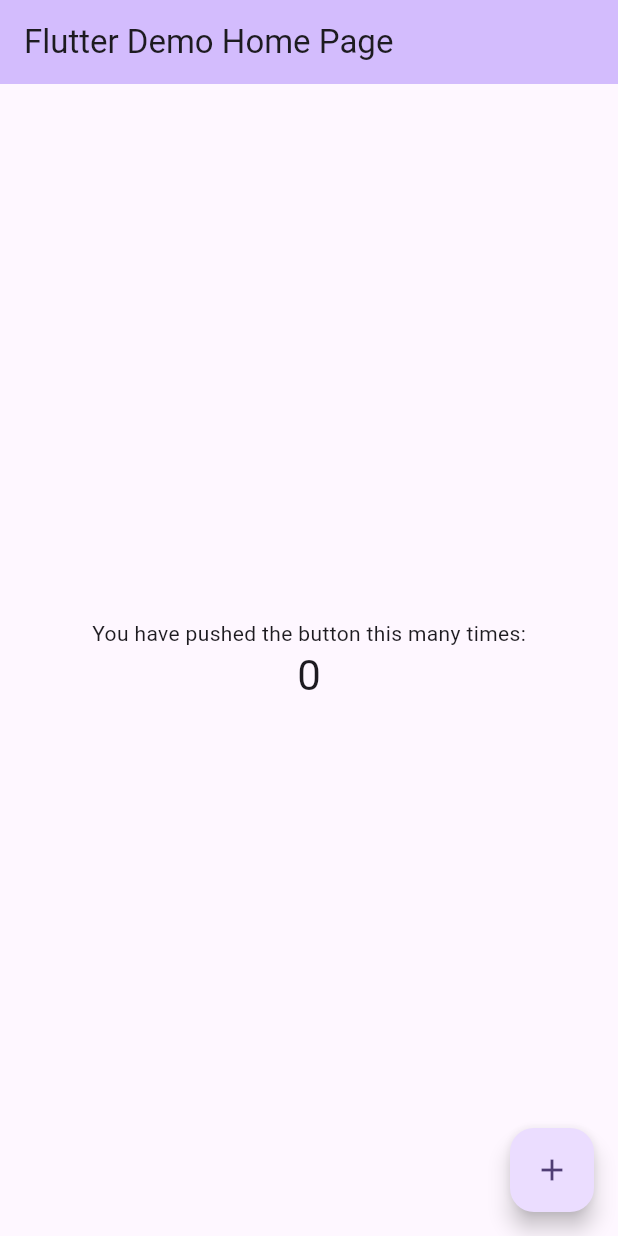
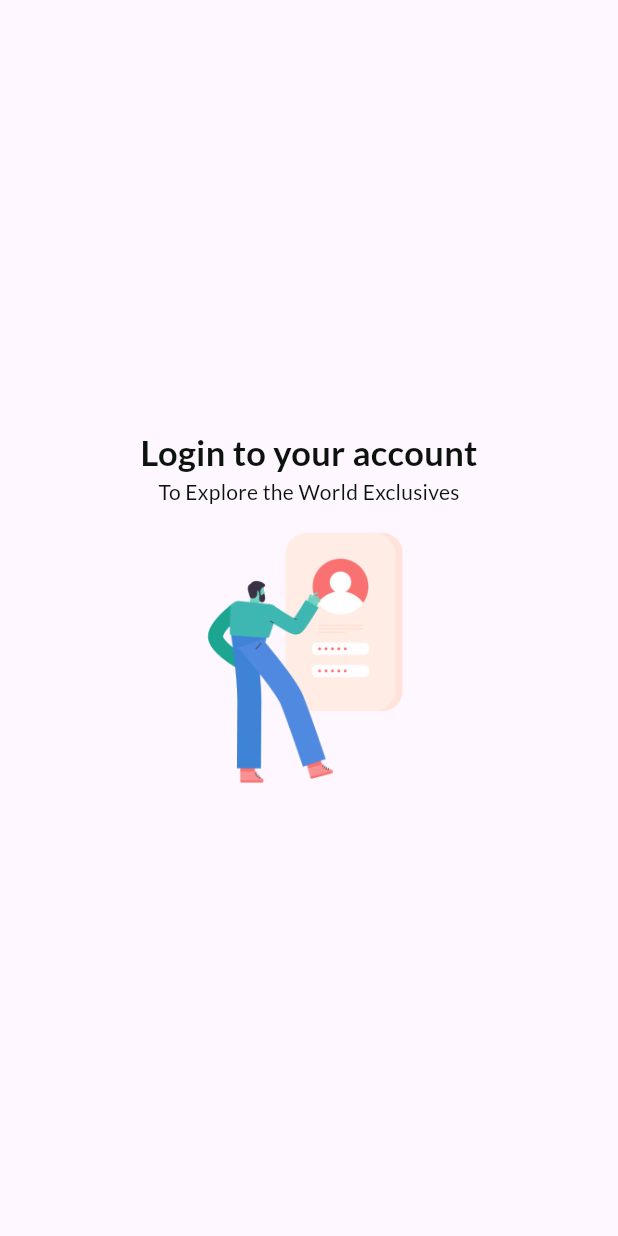
Before and after one commit to asif331001/appTechStore, a Flutter app: the screen it shows after launch, on a phone screen of 412 x 824 dp. Run offline on Flutter 3.47's test engine with Material 3 defaults, Android fonts, the phone set to English and light mode, and no system bars; our stand-ins replace google_fonts.

Commit message:
initial setup

```diff
--- a/lib/main.dart
+++ b/lib/main.dart
@@ -1,3 +1,4 @@
+import 'package:apptech_store/views/screens/auth_screens/login_screen.dart';
 import 'package:flutter/material.dart';
 
 void main() {
@@ -31,95 +32,7 @@
         colorScheme: ColorScheme.fromSeed(seedColor: Colors.deepPurple),
         useMaterial3: true,
       ),
-      home: const MyHomePage(title: 'Flutter Demo Home Page'),
+      home: const LoginScreen(),
     );
   }
 }
-
-class MyHomePage extends StatefulWidget {
-  const MyHomePage({super.key, required this.title});
-
-  // This widget is the home page of your application. It is stateful, meaning
-  // that it has a State object (defined below) that contains fields that affect
-  // how it looks.
-
-  // This class is the configuration for the state. It holds the values (in this
-  // case the title) provided by the parent (in this case the App widget) and
-  // used by the build method of the State. Fields in a Widget subclass are
-  // always marked "final".
-
-  final String title;
-
-  @override
-  State<MyHomePage> createState() => _MyHomePageState();
-}
-
-class _MyHomePageState extends State<MyHomePage> {
-  int _counter = 0;
-
-  void _incrementCounter() {
-    setState(() {
-      // This call to setState tells the Flutter framework that something has
-      // changed in this State, which causes it to rerun the build method below
-      // so that the display can reflect the updated values. If we changed
-      // _counter without calling setState(), then the build method would not be
-      // called again, and so nothing would appear to happen.
-      _counter++;
-    });
-  }
-
-  @override
-  Widget build(BuildContext context) {
-    // This method is rerun every time setState is called, for instance as done
-    // by the _incrementCounter method above.
-    //
-    // The Flutter framework has been optimized to make rerunning build methods
-    // fast, so that you can just rebuild anything that needs updating rather
-    // than having to individually change instances of widgets.
-    return Scaffold(
-      appBar: AppBar(
-        // TRY THIS: Try changing the color here to a specific color (to
-        // Colors.amber, perhaps?) and trigger a hot reload to see the AppBar
-        // change color while the other colors stay the same.
-        backgroundColor: Theme.of(context).colorScheme.inversePrimary,
-        // Here we take the value from the MyHomePage object that was created by
-        // the App.build method, and use it to set our appbar title.
-        title: Text(widget.title),
-      ),
-      body: Center(
-        // Center is a layout widget. It takes a single child and positions it
-        // in the middle of the parent.
-        child: Column(
-          // Column is also a layout widget. It takes a list of children and
-          // arranges them vertically. By default, it sizes itself to fit its
-          // children horizontally, and tries to be as tall as its parent.
-          //
-          // Column has various properties to control how it sizes itself and
-          // how it positions its children. Here we use mainAxisAlignment to
-          // center the children vertically; the main axis here is the vertical
-          // axis because Columns are vertical (the cross axis would be
-          // horizontal).
-          //
-          // TRY THIS: Invoke "debug painting" (choose the "Toggle Debug Paint"
-          // action in the IDE, or press "p" in the console), to see the
-          // wireframe for each widget.
-          mainAxisAlignment: MainAxisAlignment.center,
-          children: <Widget>[
-            const Text(
-              'You have pushed the button this many times:',
-            ),
-            Text(
-              '$_counter',
-              style: Theme.of(context).textTheme.headlineMedium,
-            ),
-          ],
-        ),
-      ),
-      floatingActionButton: FloatingActionButton(
-        onPressed: _incrementCounter,
-        tooltip: 'Increment',
-        child: const Icon(Icons.add),
-      ), // This trailing comma makes auto-formatting nicer for build methods.
-    );
-  }
-}
--- /dev/null
+++ b/lib/views/screens/auth_screens/login_screen.dart
@@ -0,0 +1,40 @@
+import 'package:flutter/material.dart';
+import 'package:google_fonts/google_fonts.dart';
+
+class LoginScreen extends StatelessWidget {
+  const LoginScreen({super.key});
+
+  @override
+  Widget build(BuildContext context) {
+    return Scaffold(
+      body: Center(
+        child: Column(
+          mainAxisAlignment: MainAxisAlignment.center,
+          children: [
+            Text(
+              "Login to your account",
+              style: GoogleFonts.getFont('Lato',
+                  color: Color(0xFF0d120E),
+                  fontWeight: FontWeight.bold,
+                  letterSpacing: 0.2,
+                  fontSize: 23),
+            ),
+            Text(
+              "To Explore the World Exclusives",
+              style: GoogleFonts.getFont('Lato',
+                  color: Color(0xFF0d120E),
+                  fontWeight: FontWeight.normal,
+                  letterSpacing: 0.2,
+                  fontSize: 14),
+            ),
+            Image.asset(
+              'assets/images/Illustration.png',
+              width: 200,
+              height: 200,
+            ),
+          ],
+        ),
+      ),
+    );
+  }
+}
```
